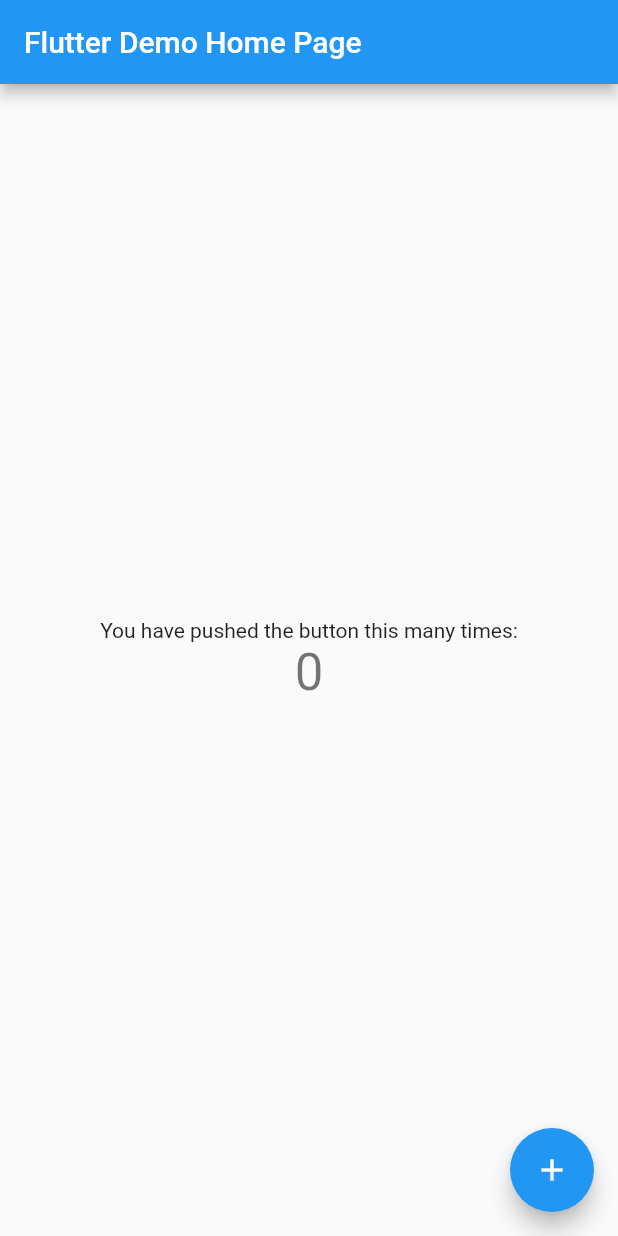
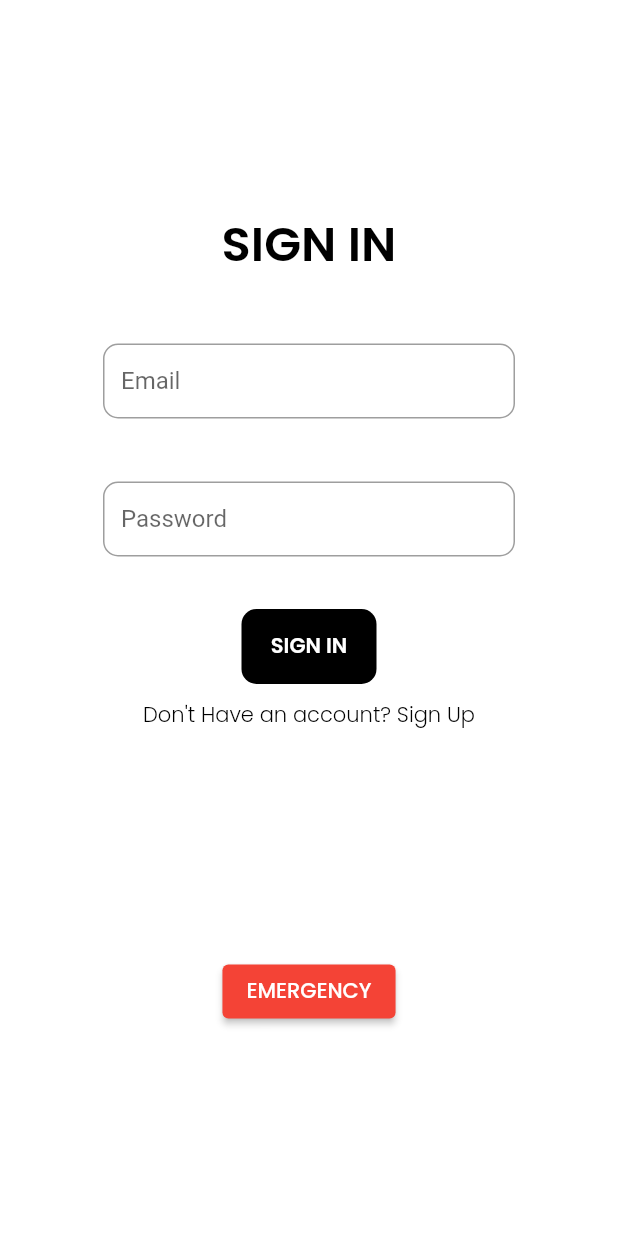
Before and after one commit to NamrithaGirish/CodeCatalyst, a Flutter app: the screen it shows after launch, on a phone screen of 412 x 824 dp. Run offline on Flutter 3.47's test engine with Material 2 defaults, Android fonts, the phone set to English and light mode, and no system bars; our stand-ins replace google_fonts.

Commit message:
first commit

```diff
--- a/codecatalyst/lib/main.dart
+++ b/codecatalyst/lib/main.dart
@@ -1,3 +1,4 @@
+import 'package:codecatalyst/signin.dart';
 import 'package:flutter/material.dart';
 
 void main() {
@@ -24,7 +25,7 @@
         // is not restarted.
         primarySwatch: Colors.blue,
       ),
-      home: const MyHomePage(title: 'Flutter Demo Home Page'),
+      home: const SignIn(),
     );
   }
 }
--- /dev/null
+++ b/codecatalyst/lib/signin.dart
@@ -0,0 +1,115 @@
+
+// ignore_for_file: prefer_const_constructors, sized_box_for_whitespace
+import 'package:codecatalyst/admin.dart';
+import 'package:flutter/material.dart';
+//import 'package:flutter_screenutil/flutter_screenutil.dart';
+import 'package:google_fonts/google_fonts.dart';
+//import 'package:flutter/src/widgets/framework.dart';
+import 'package:flutter/src/widgets/placeholder.dart';
+
+import 'emergency.dart';
+import 'signup.dart';
+
+//import 'package:bookstore/authentication.dart';
+
+ TextEditingController email=TextEditingController();
+    TextEditingController password=TextEditingController();
+
+
+class SignIn extends StatelessWidget {
+  const SignIn({super.key});
+
+  @override
+  Widget build(BuildContext context) {
+    final double width=MediaQuery.of(context).size.width;
+    final double height=MediaQuery.of(context).size.height;
+
+    return Scaffold(
+      backgroundColor :Color.fromARGB(255, 255, 255, 255),
+      body:
+      Center(
+        child: Column(
+          mainAxisAlignment: MainAxisAlignment.center,
+          children: [
+            Text(
+              'SIGN IN',
+              style: GoogleFonts.poppins(fontStyle: FontStyle.normal, fontWeight: FontWeight.w600, fontSize: 32,color: Colors.black),
+              ),
+              SizedBox(height: 42,),
+              LoginForm(text: "Email",textEditingController: email,value: false,),
+              SizedBox(height: 42,),
+              LoginForm(text: "Password",textEditingController: password,value: true,),
+              SizedBox(height: 35,),
+              Container(
+                height: 50 ,
+                width:90 ,
+                decoration: BoxDecoration(
+                  borderRadius: BorderRadius.all(Radius.circular(10)),
+                  color: Colors.black,
+                  ),
+                child: TextButton(
+                  style: ButtonStyle(
+                    foregroundColor: MaterialStateProperty.all<Color>(Colors.white),
+                  ),
+                  onPressed: () {
+                    // Confirm the link is a sign-in with email link.
+                    //signin();
+                    Navigator.push(context, MaterialPageRoute(builder: (context)=>AdminPage()));
+                   },
+                  child: Text('SIGN IN',
+                  style: GoogleFonts.poppins(fontStyle: FontStyle.normal, fontWeight: FontWeight.w600,color: Colors.white),),
+                )
+              ),
+              SizedBox(height: 10,),
+              GestureDetector(
+                child: Text("Don't Have an account? Sign Up",style: GoogleFonts.poppins(fontStyle: FontStyle.normal, fontWeight: FontWeight.w300,color: Colors.black),),
+                onTap: () {
+                  Navigator.push(context, MaterialPageRoute(builder: (context)=>SignUp()));
+                },
+              ),
+              SizedBox(height:50),
+                   SizedBox(height: 100,),
+              ElevatedButton(
+                onPressed:(){
+                  Navigator.push(context, MaterialPageRoute(builder: (context)=>Emergency()));
+                } ,
+                style: ButtonStyle(
+                  backgroundColor: MaterialStatePropertyAll<Color>(Colors.red),
+                ),
+                child: Text('EMERGENCY',style: GoogleFonts.poppins(fontStyle: FontStyle.normal, fontWeight: FontWeight.w500,color: Colors.white)))
+          ],
+        ),
+      ),
+    );
+  }
+}
+
+
+class LoginForm extends StatelessWidget {
+  const LoginForm({
+    super.key, required this.text, required this.textEditingController, required this.value,
+  });
+final String text;
+final TextEditingController textEditingController;
+final bool value;
+  @override
+  Widget build(BuildContext context) {
+    final double width=MediaQuery.of(context).size.width;
+    final double height=MediaQuery.of(context).size.height;
+    return Container(
+      height: 50 ,
+      width:width/1.5 ,
+      child: TextFormField(
+        obscureText: value,
+        controller: textEditingController,
+        decoration: InputDecoration(
+          labelText: text,
+          border: OutlineInputBorder(
+            borderSide: BorderSide(color: Colors.black,),
+            borderRadius: BorderRadius.all(Radius.circular(10),),
+          ),
+        ),
+      ),
+    );
+  }
+}
--- a/codecatalyst/pubspec.yaml
+++ b/codecatalyst/pubspec.yaml
@@ -35,6 +35,8 @@
   # The following adds the Cupertino Icons font to your application.
   # Use with the CupertinoIcons class for iOS style icons.
   cupertino_icons: ^1.0.2
+  google_fonts: ^4.0.4
+  flutter_screenutil: ^5.7.0
 
 dev_dependencies:
   flutter_test:
```
Also changed, not shown: codecatalyst/lib/admin.dart (added, +51 -0 lines), codecatalyst/lib/emergency.dart (added, +93 -0 lines), codecatalyst/lib/hosplist.dart (added, +120 -0 lines), codecatalyst/lib/signup.dart (added, +119 -0 lines), codecatalyst/lib/util.dart (added, +7 -0 lines), 1 other file.
